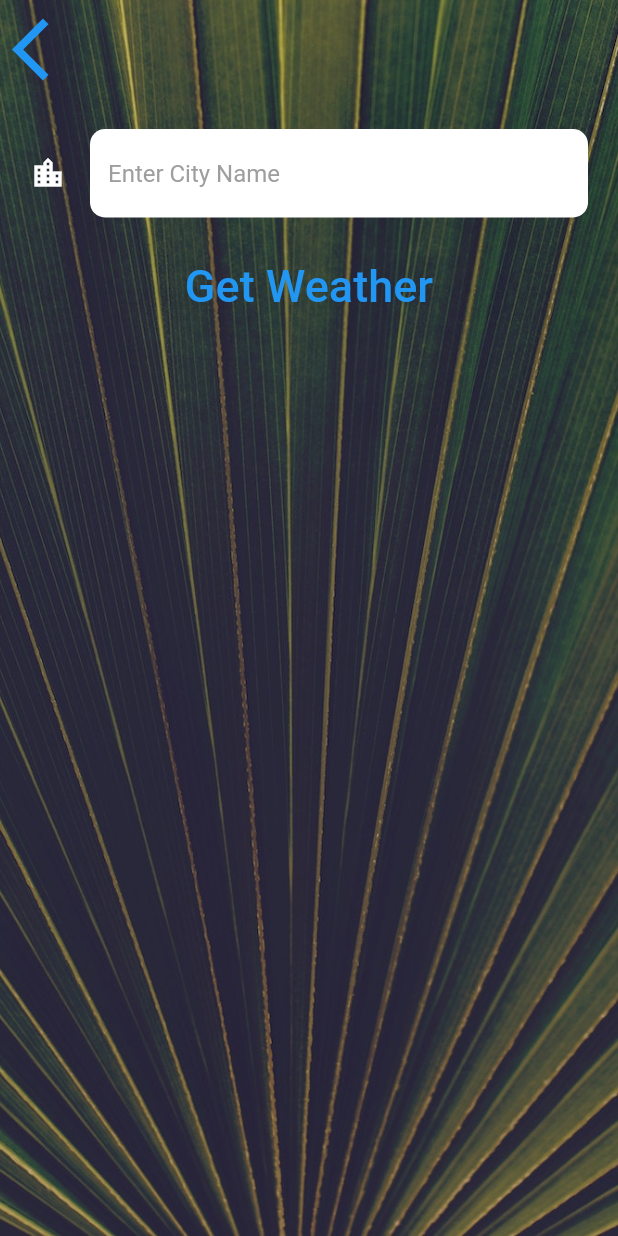
After one commit to TineoC/flutter_weather, a Flutter app: the CityScreen screen opened directly, after a tap on the "arrow back ios" icon, on a phone screen of 412 x 824 dp. The commit adds this screen. Run offline on Flutter 3.47's test engine with Material 2 defaults, Android fonts, the phone set to English and light mode, and no system bars; our stand-ins replace flutter_dotenv, flutter_spinkit, geolocator; Roboto replaces fonts that are missing (Spartan MB).

Commit message:
feat: :sparkles: create city weather functionality

```diff
--- a/lib/constants.dart
+++ b/lib/constants.dart
@@ -1,5 +1,4 @@
 import 'package:flutter/material.dart';
-import 'package:flutter_spinkit/flutter_spinkit.dart';
 
 const kTempTextStyle = TextStyle(
     fontFamily: 'Spartan MB',
--- a/lib/models/location.dart
+++ b/lib/models/location.dart
@@ -29,6 +29,6 @@ class Location {
 
     WeatherNetworking networking = WeatherNetworking();
 
-    return await networking.fetchWeather(lat: latitude, lon: longitude);
+    return await networking.fetchCurrentWeather(lat: latitude, lon: longitude);
   }
 }
--- a/lib/models/networking.dart
+++ b/lib/models/networking.dart
@@ -3,14 +3,25 @@ import 'dart:convert';
 import 'package:http/http.dart' as http;
 import 'package:flutter_dotenv/flutter_dotenv.dart';
 
-final String? weatherApiKey = dotenv.env['WEATHER_DATA_API_KEY'];
+class WeatherNetworking {
+  final String? _weatherApiKey = dotenv.env['WEATHER_DATA_API_KEY'];
 
-class Networking {}
+  Future<dynamic> fetchCurrentWeather({required lat, required lon}) async {
+    String weatherUrl =
+        'https://api.openweathermap.org/data/2.5/weather?lat=$lat&lon=$lon&appid=$_weatherApiKey&units=metric';
 
-class WeatherNetworking extends Networking {
-  Future<dynamic> fetchWeather({required lat, required lon}) async {
+    final response = await http.get(Uri.parse(weatherUrl));
+
+    if (response.statusCode != 200) {
+      throw Exception('Exception failed.');
+    }
+
+    return jsonDecode(response.body);
+  }
+
+  Future<dynamic> fetchCityWeather({required cityName}) async {
     String weatherUrl =
-        'https://api.openweathermap.org/data/2.5/weather?lat=$lat&lon=$lon&appid=$weatherApiKey&units=metric';
+        'https://api.openweathermap.org/data/2.5/weather?q=$cityName&appid=$_weatherApiKey&units=metric';
 
     final response = await http.get(Uri.parse(weatherUrl));
 
--- a/lib/models/weather.dart
+++ b/lib/models/weather.dart
@@ -1,4 +1,24 @@
+import 'package:flutter_dotenv/flutter_dotenv.dart';
+import 'package:weather_project/models/location.dart';
+import 'package:weather_project/models/networking.dart';
+
+final String? weatherApiKey = dotenv.env['WEATHER_DATA_API_KEY'];
+
 class Weather {
+  Future<dynamic> getCurrentWeather() async {
+    Location location = Location();
+
+    return await location.getLocation();
+  }
+
+  Future<dynamic> getCityWeather({required cityName}) async {
+    WeatherNetworking networkHelper = WeatherNetworking();
+
+    dynamic response = await networkHelper.fetchCityWeather(cityName: cityName);
+
+    return response;
+  }
+
   String getWeatherIcon(int condition) {
     if (condition < 300) {
       return '🌩';
--- /dev/null
+++ b/lib/screen/city_screen.dart
@@ -0,0 +1,85 @@
+import 'package:flutter/material.dart';
+import 'package:weather_project/constants.dart';
+import 'package:weather_project/models/weather.dart';
+import 'package:weather_project/screen/weather_screen.dart';
+
+class CityScreen extends StatefulWidget {
+  @override
+  _CityScreenState createState() => _CityScreenState();
+}
+
+class _CityScreenState extends State<CityScreen> {
+  String? city;
+
+  @override
+  Widget build(BuildContext context) {
+    return Scaffold(
+      body: Container(
+        decoration: const BoxDecoration(
+          image: DecorationImage(
+            image: AssetImage('images/city_background.jpg'),
+            fit: BoxFit.cover,
+          ),
+        ),
+        constraints: const BoxConstraints.expand(),
+        child: SafeArea(
+          child: Column(
+            children: <Widget>[
+              Align(
+                alignment: Alignment.topLeft,
+                child: TextButton(
+                  onPressed: () async {
+                    Weather weather = Weather();
+
+                    dynamic weatherData = await weather.getCurrentWeather();
+
+                    // ignore: use_build_context_synchronously
+                    Navigator.push(
+                        context,
+                        MaterialPageRoute(
+                            builder: (context) =>
+                                WeatherScreen(locationWeather: weatherData)));
+                  },
+                  child: const Icon(
+                    Icons.arrow_back_ios,
+                    size: 50.0,
+                  ),
+                ),
+              ),
+              Container(
+                padding: const EdgeInsets.all(20.0),
+                child: TextField(
+                  onChanged: (value) {
+                    city = value;
+                  },
+                  style: const TextStyle(color: Colors.black),
+                  decoration: const InputDecoration(
+                      filled: true,
+                      fillColor: Colors.white,
+                      icon: Icon(
+                        Icons.location_city,
+                        color: Colors.white,
+                      ),
+                      hintText: 'Enter City Name',
+                      hintStyle: TextStyle(color: Colors.grey),
+                      border: OutlineInputBorder(
+                          borderRadius: BorderRadius.all(Radius.circular(10)),
+                          borderSide: BorderSide.none)),
+                ),
+              ),
+              TextButton(
+                onPressed: () {
+                  Navigator.pop(context, city);
+                },
+                child: const Text(
+                  'Get Weather',
+                  style: kButtonTextStyle,
+                ),
+              ),
+            ],
+          ),
+        ),
+      ),
+    );
+  }
+}
--- a/lib/screen/loading_screen.dart
+++ b/lib/screen/loading_screen.dart
@@ -1,6 +1,7 @@
 import 'package:flutter/material.dart';
 import 'package:flutter_spinkit/flutter_spinkit.dart';
 import 'package:weather_project/models/location.dart';
+import 'package:weather_project/models/weather.dart';
 import 'package:weather_project/screen/weather_screen.dart';
 
 class LoadingScreen extends StatefulWidget {
@@ -21,9 +22,9 @@ class _LoadingScreenState extends State<LoadingScreen> {
   }
 
   Future<void> getData() async {
-    location = Location();
+    Weather weather = Weather();
 
-    dynamic weatherData = await location?.getLocation();
+    dynamic weatherData = await weather.getCurrentWeather();
 
     // ignore: use_build_context_synchronously
     Navigator.push(
```
Also changed, not shown: lib/screen/weather_screen.dart (+37 -9 lines), images/city_background.jpg (added).
